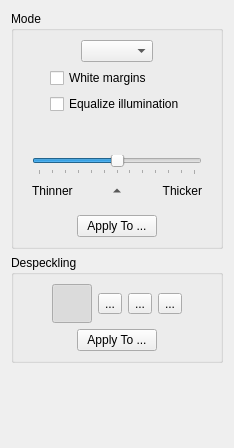
This is filters/output/ui/OutputOptionsWidget.ui in trufanov-nok/scantailor-universal as Qt 5 draws it before an edit. The edited form follows.
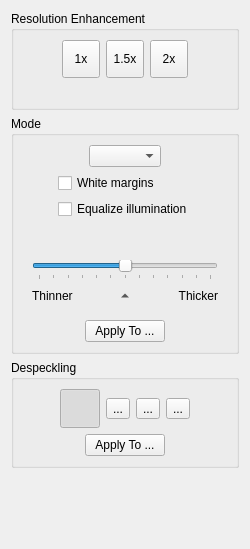
This is the edited form. Icons and pictures are not drawn.

Commit message:
Introduce the option to scale the output image
When working with low resolution input images it often makes sense
to upscale them as a processing step, in particular when binarization
would follow.

Previously, such upscaling was achieved by specifying the output DPI
to be higer than the input one. Since the output DPI option was removed
as part of major architecture change, a new upscaling mechanism was
required.

This commit introduces 3 buttons on the output stage to perform 1x,
(no upscaling) 1.5x and 2x upscaling.

Patch:
```diff
--- a/filters/output/ui/OutputOptionsWidget.ui
+++ b/filters/output/ui/OutputOptionsWidget.ui
@@ -6,14 +6,120 @@
    <rect>
     <x>0</x>
     <y>0</y>
-    <width>234</width>
-    <height>448</height>
+    <width>250</width>
+    <height>549</height>
    </rect>
   </property>
   <property name="windowTitle">
    <string>Form</string>
   </property>
   <layout class="QVBoxLayout" name="verticalLayout_6">
+   <item>
+    <widget class="QGroupBox" name="scalingPanel">
+     <property name="title">
+      <string>Resolution Enhancement</string>
+     </property>
+     <layout class="QVBoxLayout" name="verticalLayout_2">
+      <item>
+       <layout class="QHBoxLayout" name="horizontalLayout_3">
+        <item>
+         <spacer name="horizontalSpacer_3">
+          <property name="orientation">
+           <enum>Qt::Horizontal</enum>
+          </property>
+          <property name="sizeHint" stdset="0">
+           <size>
+            <width>40</width>
+            <height>20</height>
+           </size>
+          </property>
+         </spacer>
+        </item>
+        <item>
+         <widget class="QToolButton" name="scale1xBtn">
+          <property name="minimumSize">
+           <size>
+            <width>38</width>
+            <height>38</height>
+           </size>
+          </property>
+          <property name="text">
+           <string>1x</string>
+          </property>
+          <property name="checkable">
+           <bool>true</bool>
+          </property>
+          <property name="autoExclusive">
+           <bool>true</bool>
+          </property>
+         </widget>
+        </item>
+        <item>
+         <widget class="QToolButton" name="scale15xBtn">
+          <property name="minimumSize">
+           <size>
+            <width>38</width>
+            <height>38</height>
+           </size>
+          </property>
+          <property name="text">
+           <string>1.5x</string>
+          </property>
+          <property name="checkable">
+           <bool>true</bool>
+          </property>
+          <property name="autoExclusive">
+           <bool>true</bool>
+          </property>
+         </widget>
+        </item>
+        <item>
+         <widget class="QToolButton" name="scale2xBtn">
+          <property name="minimumSize">
+           <size>
+            <width>38</width>
+            <height>38</height>
+           </size>
+          </property>
+          <property name="text">
+           <string>2x</string>
+          </property>
+          <property name="checkable">
+           <bool>true</bool>
+          </property>
+          <property name="autoExclusive">
+           <bool>true</bool>
+          </property>
+         </widget>
+        </item>
+        <item>
+         <spacer name="horizontalSpacer_4">
+          <property name="orientation">
+           <enum>Qt::Horizontal</enum>
+          </property>
+          <property name="sizeHint" stdset="0">
+           <size>
+            <width>40</width>
+            <height>20</height>
+           </size>
+          </property>
+         </spacer>
+        </item>
+       </layout>
+      </item>
+      <item>
+       <widget class="QLabel" name="scaleLabel">
+        <property name="text">
+         <string/>
+        </property>
+        <property name="alignment">
+         <set>Qt::AlignCenter</set>
+        </property>
+       </widget>
+      </item>
+     </layout>
+    </widget>
+   </item>
    <item>
     <widget class="QGroupBox" name="modePanel">
      <property name="title">
```
The commit also changes 10 other files.
